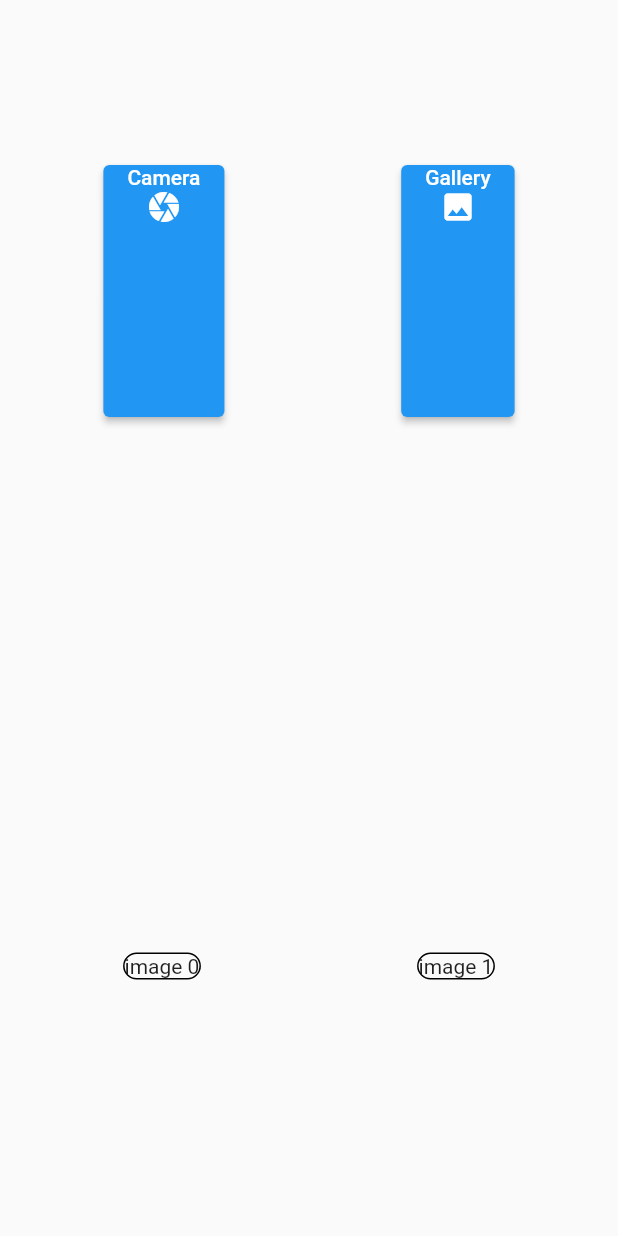
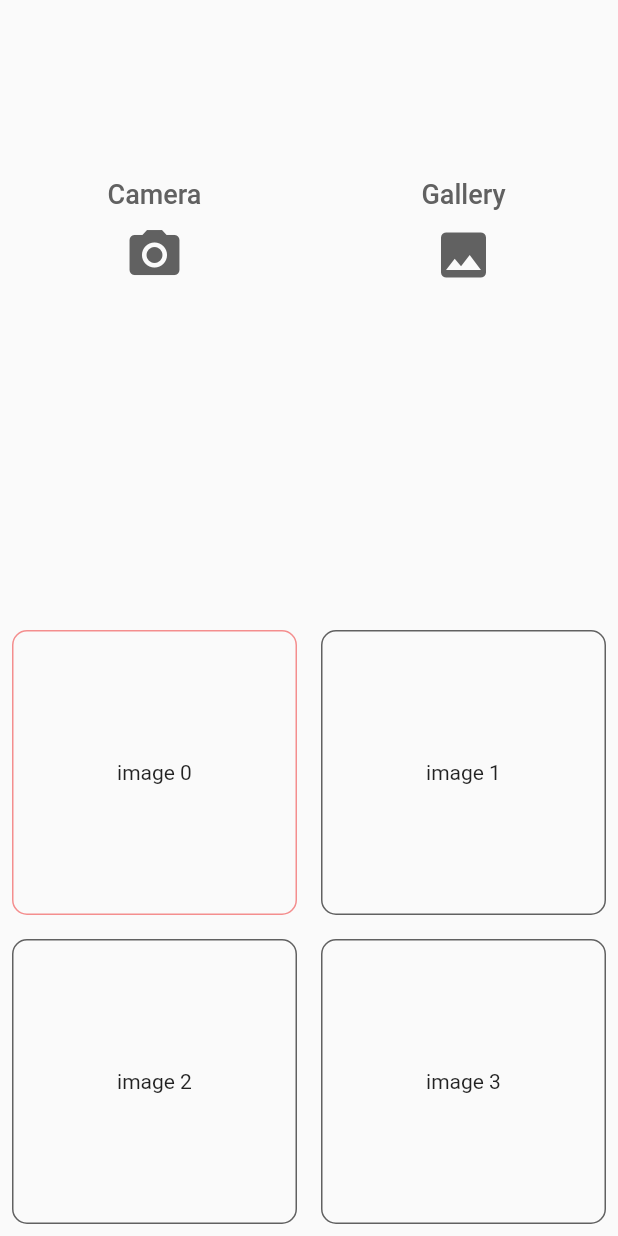
Before and after one commit to DressMeUp-2023/DressMeUp-Front, a Flutter app: the ChangeModel screen opened directly, on a phone screen of 412 x 824 dp. Run offline on Flutter 3.47's test engine with Material 2 defaults, Android fonts, the light colour scheme and no system bars; our stand-ins replace image_picker.

Commit message:
finish structure of display

```diff
--- a/dressmeup/lib/components/bottom_bar.dart
+++ b/dressmeup/lib/components/bottom_bar.dart
@@ -19,8 +19,8 @@ class _BottomBarState extends State<BottomBar> {
           });
         },
         currentIndex: currentIndex,
-        selectedItemColor: Color.fromRGBO(246, 154, 154, 1.0),
-        unselectedItemColor: Colors.black,
+        selectedItemColor: const Color.fromRGBO(246, 154, 154, 1.0),
+        unselectedItemColor: const Color(0xffA9DDF7),
         items: const [
           BottomNavigationBarItem(icon: Icon(Icons.home), label: "Home"),
           BottomNavigationBarItem(
--- /dev/null
+++ b/dressmeup/lib/components/changeModel/button.dart
@@ -0,0 +1,47 @@
+import 'package:flutter/material.dart';
+
+import 'package:image_picker/image_picker.dart';
+
+class Button extends StatelessWidget {
+  final String buttonName;
+  final IconData icon;
+  final ImageSource imgSource;
+
+  const Button(
+      {super.key,
+      required this.buttonName,
+      required this.icon,
+      required this.imgSource});
+
+  Future getImage(ImageSource imageSource) async {
+    final ImagePicker picker = ImagePicker();
+    final XFile? pickedFile = await picker.pickImage(source: imageSource);
+
+    if (pickedFile != null) {
+      // setState(() {
+      //   _image = XFile(pickedFile.path)
+      // }
+    }
+  }
+
+  @override
+  Widget build(BuildContext context) {
+    // TODO: implement build
+    return TextButton(
+      onPressed: () {
+        getImage(imgSource);
+      },
+      child: Column(
+        mainAxisAlignment: MainAxisAlignment.center,
+        children: [
+          Text(
+            buttonName,
+            style: TextStyle(fontSize: 18, color: Colors.grey.shade700),
+          ),
+          const SizedBox(height: 10),
+          Icon(icon, size: 40, color: Colors.grey.shade700)
+        ],
+      ),
+    );
+  }
+}
--- /dev/null
+++ b/dressmeup/lib/components/changeModel/change_model.dart
@@ -0,0 +1,67 @@
+import 'package:dressmeup/components/changeModel/button.dart';
+import 'package:dressmeup/components/select_image.dart';
+import 'package:flutter/material.dart';
+import 'package:image_picker/image_picker.dart';
+
+class ChangeModel extends StatefulWidget {
+  const ChangeModel({super.key});
+
+  @override
+  State<ChangeModel> createState() => _ChangeModelState();
+}
+
+class _ChangeModelState extends State<ChangeModel> {
+  int _selectedImageIndex = 0;
+  @override
+  Widget build(BuildContext context) {
+    return Scaffold(
+      body: Column(
+        children: [
+          const Spacer(flex: 1),
+          Flexible(
+            flex: 1,
+            child: Row(
+              mainAxisAlignment: MainAxisAlignment.spaceEvenly,
+              children: const [
+                Flexible(
+                    flex: 1,
+                    fit: FlexFit.tight,
+                    child: Button(
+                        buttonName: 'Camera',
+                        icon: Icons.camera_alt,
+                        imgSource: ImageSource.camera)),
+                Flexible(
+                    flex: 1,
+                    fit: FlexFit.tight,
+                    child: Button(
+                        buttonName: 'Gallery',
+                        icon: Icons.photo,
+                        imgSource: ImageSource.gallery)),
+              ],
+            ),
+          ),
+          const Spacer(flex: 2),
+          Flexible(
+            flex: 4,
+            child: GridView.count(
+              crossAxisCount: 2,
+              children: List.generate(
+                5,
+                (index) {
+                  return SelectImage(
+                      index: index,
+                      isSelected: _selectedImageIndex == index,
+                      onTap: (selectedImageIndex) {
+                        setState(() {
+                          _selectedImageIndex = index;
+                        });
+                      });
+                },
+              ),
+            ),
+          )
+        ],
+      ),
+    );
+  }
+}
--- a/dressmeup/lib/components/change_model.dart
+++ /dev/null
@@ -1,86 +0,0 @@
-import 'package:flutter/material.dart';
-import '../assets/constants.dart';
-import 'bottom_bar.dart';
-import 'package:image_picker/image_picker.dart';
-
-class ChangeModel extends StatelessWidget {
-  const ChangeModel({Key? key}) : super(key: key);
-
-  Future getImage(ImageSource imageSource) async {
-    final ImagePicker picker = ImagePicker();
-    final XFile? pickedFile = await picker.pickImage(source: imageSource);
-
-    if (pickedFile != null) {
-      // setState(() {
-      //   _image = XFile(pickedFile.path)
-      // }
-    }
-  }
-
-  @override
-  Widget build(context) {
-    return Scaffold(
-      body: Padding(
-        padding: const EdgeInsets.all(10),
-        child: Column(
-          children: [
-            Expanded(
-              child: Padding(
-                padding: const EdgeInsets.only(top: 100),
-                child: Row(
-                  mainAxisAlignment: MainAxisAlignment.spaceAround,
-                  children: [
-                    Flexible(
-                      flex: 10,
-                      child: ElevatedButton(
-                        onPressed: () {
-                          getImage(ImageSource.camera);
-                        },
-                        child: Column(
-                          children: const [Text("Camera"), Icon(Icons.camera)],
-                        ),
-                      ),
-                    ),
-                    Flexible(
-                      flex: 10,
-                      child: ElevatedButton(
-                        onPressed: () {
-                          getImage(ImageSource.gallery);
-                        },
-                        child: Column(
-                          children: const [Text("Gallery"), Icon(Icons.photo)],
-                        ),
-                      ),
-                    ),
-                  ],
-                ),
-              ),
-            ),
-            Flexible(flex: 1, child: Container()),
-            Expanded(
-              child: GridView.count(
-                crossAxisCount: 2,
-                children: List.generate(5, (index) {
-                  return Center(
-                    child: Container(
-                      decoration: BoxDecoration(
-                          border: Border.all(color: Colors.black),
-                          borderRadius:
-                              const BorderRadius.all(Radius.circular(10))),
-                      child: Text("image $index"),
-                    ),
-                  );
-                }),
-              ),
-            )
-          ],
-        ),
-
-        // Center(child: Text("Change Model")),
-        // decoration: BoxDecoration(
-        //     border: Border.all(color: Colors.black, width: 1.0),
-        //     borderRadius: BorderRadius.circular(35)),
-      ),
-    );
-  }
-}
--- /dev/null
+++ b/dressmeup/lib/components/select_image.dart
@@ -0,0 +1,31 @@
+import 'package:flutter/material.dart';
+
+class SelectImage extends StatelessWidget {
+  final int index;
+  final bool isSelected;
+  final void Function(int index) onTap;
+  const SelectImage(
+      {super.key,
+      required this.index,
+      required this.isSelected,
+      required this.onTap});
+
+  @override
+  Widget build(BuildContext context) {
+    return Padding(
+      padding: const EdgeInsets.all(8.0),
+      child: GestureDetector(
+        onTap: () => onTap(index),
+        child: Container(
+          decoration: BoxDecoration(
+              border: Border.all(
+                  color: isSelected
+                      ? const Color(0xffF48E8E)
+                      : Colors.grey.shade700),
+              borderRadius: const BorderRadius.all(Radius.circular(10))),
+          child: Center(child: Text("image $index")),
+        ),
+      ),
+    );
+  }
+}
```
Also changed, not shown: dressmeup/lib/components/album.dart (+25 -10 lines), dressmeup/lib/components/dressUp/closet.dart (added, +34 -0 lines), dressmeup/lib/components/dressUp/dress_up.dart (added, +31 -0 lines), dressmeup/lib/components/dress_up.dart (deleted, +0 -22 lines), dressmeup/lib/components/home_page.dart (+4 -9 lines), dressmeup/lib/components/init_home.dart (+10 -14 lines).
